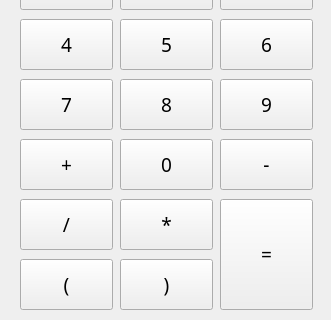
Old version of the form calculator.ui in the repository goglevivan2/Calculator; both pictures show x 0 to 331 and y 181 to 501 of the 331 by 501 pixel window.
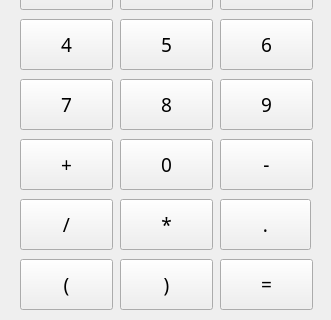
New version of the form.

Patch:
```diff
--- a/calculator.ui
+++ b/calculator.ui
@@ -292,9 +292,9 @@
    <property name="geometry">
     <rect>
      <x>220</x>
-     <y>380</y>
+     <y>440</y>
      <width>93</width>
-     <height>111</height>
+     <height>51</height>
     </rect>
    </property>
    <property name="font">
@@ -405,6 +405,19 @@
     </font>
    </property>
   </widget>
+  <widget class="QPushButton" name="pushButton">
+   <property name="geometry">
+    <rect>
+     <x>220</x>
+     <y>380</y>
+     <width>91</width>
+     <height>51</height>
+    </rect>
+   </property>
+   <property name="text">
+    <string>.</string>
+   </property>
+  </widget>
  </widget>
  <resources/>
  <connections/>
```
